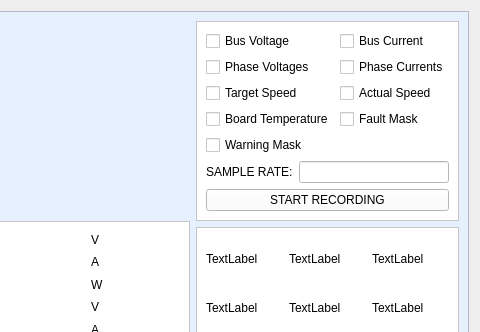
Above: ui/utility.ui from elysechess/pep-software-utility before the change; both pictures show x 438 to 918 and y 0 to 332 of the 918 by 604 pixel window. Below: the same form after it.
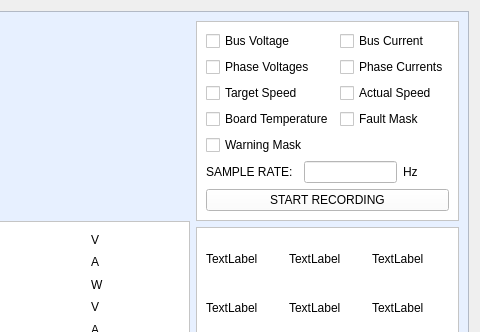
That is the form after the change. Custom widgets are drawn as their Qt base class.

Diff of the .ui file:
```diff
--- a/ui/utility.ui
+++ b/ui/utility.ui
@@ -307,7 +307,7 @@
             </layout>
            </item>
            <item>
-            <layout class="QHBoxLayout" name="horizontalLayout_2" stretch="0,4">
+            <layout class="QHBoxLayout" name="horizontalLayout_2" stretch="4,4,2">
              <item>
               <widget class="QLabel" name="label_7">
                <property name="text">
@@ -316,7 +316,14 @@
               </widget>
              </item>
              <item>
-              <widget class="QLineEdit" name="lineEdit"/>
+              <widget class="QLineEdit" name="sampleRate"/>
+             </item>
+             <item>
+              <widget class="QLabel" name="label_10">
+               <property name="text">
+                <string>Hz</string>
+               </property>
+              </widget>
              </item>
             </layout>
            </item>
```
